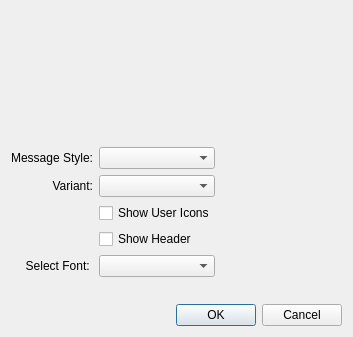
Old version of the form config/chatwindowconfig.ui in the repository KDE/ktp-text-ui.
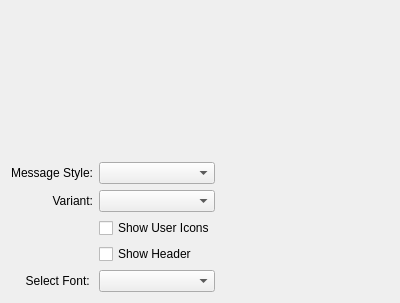
New version of the form. Custom widgets are drawn as their Qt base class.

Commit message: Make the config compile as KCModule. Load this module from the app.

Diff of the .ui file:
```diff
--- a/config/chatwindowconfig.ui
+++ b/config/chatwindowconfig.ui
@@ -1,13 +1,13 @@
 <?xml version="1.0" encoding="UTF-8"?>
 <ui version="4.0">
  <class>ChatWindowConfig</class>
- <widget class="QDialog" name="ChatWindowConfig">
+ <widget class="QWidget" name="ChatWindowConfig">
   <property name="geometry">
    <rect>
     <x>0</x>
     <y>0</y>
-    <width>353</width>
-    <height>337</height>
+    <width>400</width>
+    <height>303</height>
    </rect>
   </property>
   <property name="windowTitle">
@@ -28,10 +28,10 @@
     <layout class="QHBoxLayout" name="horizontalLayout">
      <item>
       <layout class="QGridLayout" name="gridLayout">
-       <item row="0" column="1">
+       <item row="1" column="1">
         <widget class="KComboBox" name="styleComboBox"/>
        </item>
-       <item row="0" column="0">
+       <item row="1" column="0">
         <widget class="QLabel" name="label_3">
          <property name="text">
           <string>Message Style:</string>
@@ -44,10 +44,10 @@
          </property>
         </widget>
        </item>
-       <item row="1" column="1">
+       <item row="2" column="1">
         <widget class="KComboBox" name="variantComboBox"/>
        </item>
-       <item row="1" column="0">
+       <item row="2" column="0">
         <widget class="QLabel" name="label_4">
          <property name="text">
           <string>Variant:</string>
@@ -60,21 +60,21 @@
          </property>
         </widget>
        </item>
-       <item row="2" column="1">
+       <item row="3" column="1">
         <widget class="QCheckBox" name="checkBox">
          <property name="text">
           <string>Show User Icons</string>
          </property>
         </widget>
        </item>
-       <item row="3" column="1">
+       <item row="5" column="1">
         <widget class="QCheckBox" name="showHeader">
          <property name="text">
           <string>Show Header</string>
          </property>
         </widget>
        </item>
-       <item row="4" column="0">
+       <item row="6" column="0">
         <widget class="QLabel" name="label">
          <property name="text">
           <string>Select Font: </string>
@@ -84,7 +84,7 @@
          </property>
         </widget>
        </item>
-       <item row="4" column="1">
+       <item row="6" column="1">
         <widget class="KFontComboBox" name="kfontcombobox"/>
        </item>
       </layout>
@@ -104,29 +104,6 @@
      </item>
     </layout>
    </item>
-   <item>
-    <spacer name="verticalSpacer">
-     <property name="orientation">
-      <enum>Qt::Vertical</enum>
-     </property>
-     <property name="sizeHint" stdset="0">
-      <size>
-       <width>20</width>
-       <height>13</height>
-      </size>
-     </property>
-    </spacer>
-   </item>
-   <item>
-    <widget class="QDialogButtonBox" name="buttonBox">
-     <property name="orientation">
-      <enum>Qt::Horizontal</enum>
-     </property>
-     <property name="standardButtons">
-      <set>QDialogButtonBox::Cancel|QDialogButtonBox::Ok</set>
-     </property>
-    </widget>
-   </item>
   </layout>
  </widget>
  <customwidgets>
```
Left out of the diff: 37 changed lines with no effect on the pictures. The commit also changes 4 other files.
